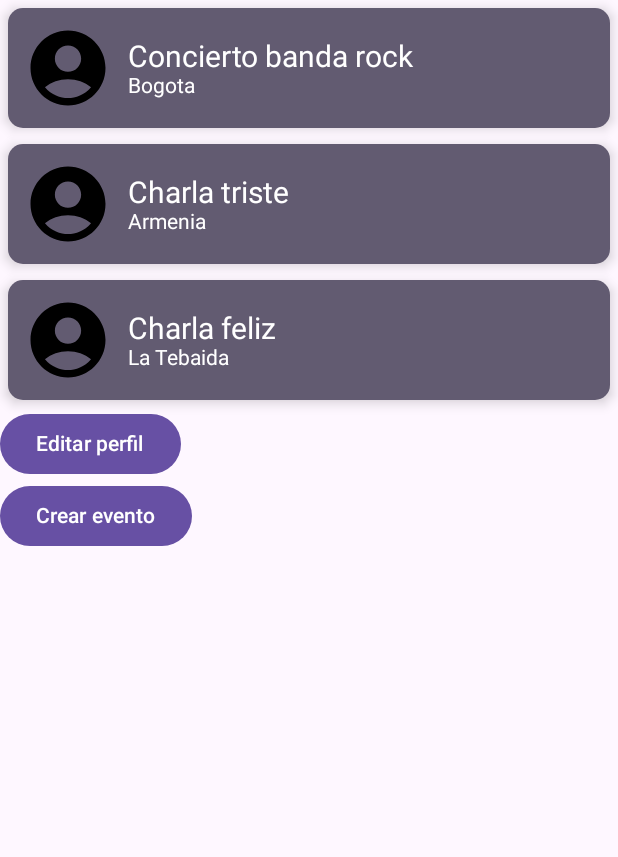
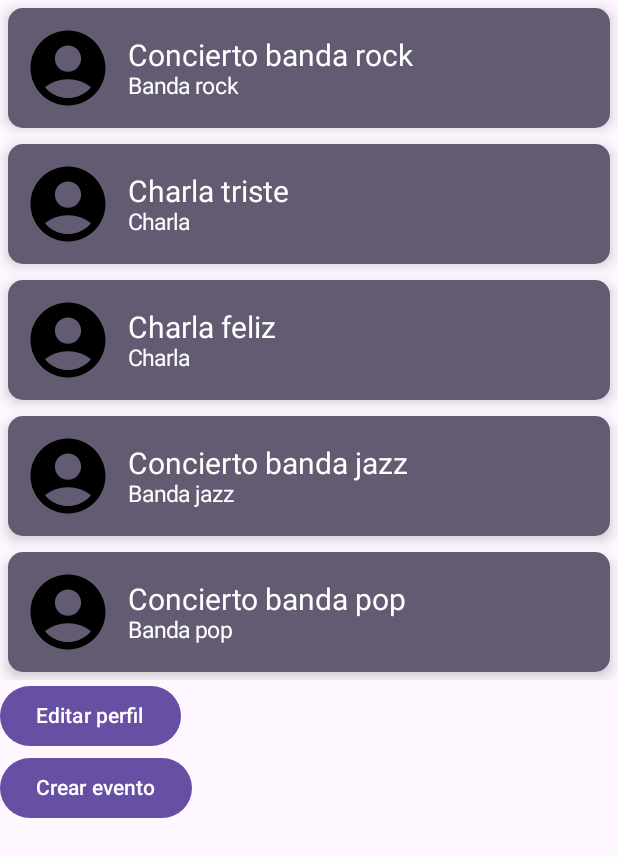
Before and after one commit to Matthub05/UniEventos, an Android app built with Jetpack Compose: the HomeScreen screen opened through its navigation route, on a phone screen of 412 x 824 dp. Shown: the top 857 px of the screen. Run offline under Robolectric (Android 15) with nearby library versions, the phone set to English and light mode, and no system bars; missing, so only their content is drawn: UniEventosTheme.

Commit message:
Add view models for Events and Users

```diff
--- a/app/src/main/java/com/example/unieventos/MainActivity.kt
+++ b/app/src/main/java/com/example/unieventos/MainActivity.kt
@@ -4,17 +4,27 @@ import android.os.Bundle
 import androidx.activity.ComponentActivity
 import androidx.activity.compose.setContent
 import androidx.activity.enableEdgeToEdge
+import androidx.activity.viewModels
 import com.example.unieventos.ui.navigation.Navigation
 import com.example.unieventos.ui.theme.UniEventosTheme
+import com.example.unieventos.viewmodel.EventsViewModel
+import com.example.unieventos.viewmodel.UsersViewModel
 
 class MainActivity : ComponentActivity() {
+
+    private val eventsviewModel: EventsViewModel by viewModels()
+    private val usersViewModel: UsersViewModel by viewModels()
+
     override fun onCreate(savedInstanceState: Bundle?) {
         super.onCreate(savedInstanceState)
         enableEdgeToEdge()
         setContent {
 
             UniEventosTheme {
-                Navigation()
+                Navigation(
+                    eventsViewModel = eventsviewModel,
+                    usersViewModel = usersViewModel
+                )
             }
 
         }
--- /dev/null
+++ b/app/src/main/java/com/example/unieventos/models/Event.kt
@@ -0,0 +1,9 @@
+package com.example.unieventos.models
+
+data class Event(
+    val id: String,
+    val title: String,
+    val description: String,
+    val artist: String,
+    val category: String,
+)
--- /dev/null
+++ b/app/src/main/java/com/example/unieventos/models/Role.kt
@@ -0,0 +1,5 @@
+package com.example.unieventos.models
+
+enum class Role {
+    CLIENT, ADMIN
+}
--- /dev/null
+++ b/app/src/main/java/com/example/unieventos/models/User.kt
@@ -0,0 +1,12 @@
+package com.example.unieventos.models
+
+data class User(
+    val id: String,
+    val cedula: String,
+    val nombre: String,
+    val direccion: String,
+    val telefono: String,
+    val correo: String,
+    val contrasena: String,
+    val role: Role
+)
--- a/app/src/main/java/com/example/unieventos/ui/components/ItemEvento.kt
+++ b/app/src/main/java/com/example/unieventos/ui/components/ItemEvento.kt
@@ -21,11 +21,11 @@ import androidx.compose.ui.Modifier
 import androidx.compose.ui.graphics.Color
 import androidx.compose.ui.unit.dp
 import androidx.compose.ui.unit.sp
+import com.example.unieventos.models.Event
 
 @Composable
 fun ItemEvento(
-    nombre: String,
-    ciudad: String,
+    event: Event,
     color: Color = MaterialTheme.colorScheme.secondary,
     onNavigateToEventDetail: (String) -> Unit
 ) {
@@ -41,7 +41,7 @@ fun ItemEvento(
 
         Row (
             modifier = Modifier.padding(10.dp)
-                .clickable { onNavigateToEventDetail(nombre) },
+                .clickable { onNavigateToEventDetail(event.id) },
             verticalAlignment = Alignment.CenterVertically
         ) {
 
@@ -56,8 +56,8 @@ fun ItemEvento(
             Spacer(modifier = Modifier.width(10.dp))
 
             Column {
-                Text(text = nombre, fontSize = 20.sp)
-                Text(text = ciudad)
+                Text(text = event.title, fontSize = 20.sp)
+                Text(text = event.artist, fontSize = 15.sp)
             }
 
         }
--- a/app/src/main/java/com/example/unieventos/ui/navigation/Navigation.kt
+++ b/app/src/main/java/com/example/unieventos/ui/navigation/Navigation.kt
@@ -11,9 +11,14 @@ import com.example.unieventos.ui.screens.HomeScreen
 import com.example.unieventos.ui.screens.NewLoginScreen
 import com.example.unieventos.ui.screens.ProfileEditScreen
 import com.example.unieventos.ui.screens.SignUpScreen
+import com.example.unieventos.viewmodel.EventsViewModel
+import com.example.unieventos.viewmodel.UsersViewModel
 
 @Composable
-fun Navigation() {
+fun Navigation(
+    eventsViewModel: EventsViewModel,
+    usersViewModel: UsersViewModel,
+) {
 
     val navController = rememberNavController()
 
@@ -24,6 +29,7 @@ fun Navigation() {
 
         composable<RouteScreen.Login> {
             NewLoginScreen(
+                usersViewModel = usersViewModel,
                 onNavigateToHome = { navController.navigate(RouteScreen.Home){
                     popUpTo(0){
                         inclusive = true
@@ -37,6 +43,7 @@ fun Navigation() {
 
         composable<RouteScreen.Home> {
             HomeScreen(
+                eventsViewModel = eventsViewModel,
                 onNavigateToProfileEdit = { navController.navigate(RouteScreen.ProfileEdit)},
                 onNavigateToCreateEvent = { navController.navigate(RouteScreen.CreateEventScreen) },
                 onNavigateToEventDetail = { eventId ->
--- a/app/src/main/java/com/example/unieventos/ui/screens/HomeScreen.kt
+++ b/app/src/main/java/com/example/unieventos/ui/screens/HomeScreen.kt
@@ -1,49 +1,37 @@
 package com.example.unieventos.ui.screens
 
 import androidx.compose.foundation.layout.Column
-import androidx.compose.foundation.layout.fillMaxSize
-import androidx.compose.foundation.layout.padding
-import androidx.compose.foundation.rememberScrollState
-import androidx.compose.foundation.verticalScroll
+import androidx.compose.foundation.layout.PaddingValues
+import androidx.compose.foundation.lazy.LazyColumn
+import androidx.compose.foundation.lazy.items
 import androidx.compose.material3.Button
 import androidx.compose.material3.Scaffold
 import androidx.compose.material3.Text
 import androidx.compose.runtime.Composable
+import androidx.compose.runtime.collectAsState
 import androidx.compose.ui.Modifier
 import androidx.compose.ui.res.stringResource
 import com.example.unieventos.R
+import com.example.unieventos.models.Event
 import com.example.unieventos.ui.components.ItemEvento
+import com.example.unieventos.viewmodel.EventsViewModel
 
 @Composable
 fun HomeScreen(
+    eventsViewModel: EventsViewModel,
     onNavigateToProfileEdit: () -> Unit,
     onNavigateToCreateEvent: () -> Unit,
     onNavigateToEventDetail: (String) -> Unit
 ) {
 
+    val events = eventsViewModel.event.collectAsState()
+
     Scaffold { paddingValues ->
 
-        Column (modifier = Modifier
-            .fillMaxSize()
-            .padding(paddingValues)
-            .verticalScroll(rememberScrollState())
-        ) {
-
-            ItemEvento(
-                nombre = "Concierto banda rock",
-                ciudad = "Bogota",
-                onNavigateToEventDetail = onNavigateToEventDetail
-            )
-
-            ItemEvento(
-                nombre = "Charla triste",
-                ciudad = "Armenia",
-                onNavigateToEventDetail = onNavigateToEventDetail
-            )
-
-            ItemEvento(
-                nombre = "Charla feliz",
-                ciudad = "La Tebaida",
+        Column {
+            ListEvents(
+                events = events.value,
+                paddingValues = paddingValues,
                 onNavigateToEventDetail = onNavigateToEventDetail
             )
 
@@ -55,5 +43,27 @@ fun HomeScreen(
                 Text(text = stringResource(id = R.string.btn_crear_evento))
             }
         }
+
     }
 }
+
+@Composable
+fun ListEvents(
+    events: List<Event>,
+    paddingValues: PaddingValues,
+    onNavigateToEventDetail: (String) -> Unit
+) {
+    LazyColumn (
+        modifier = Modifier,
+        contentPadding = paddingValues
+    ) {
+
+        items( events ) { event ->
+            ItemEvento(
+                event = event,
+                onNavigateToEventDetail = onNavigateToEventDetail
+            )
+        }
+
+    }
+}
--- a/app/src/main/java/com/example/unieventos/ui/screens/NewLoginScreen.kt
+++ b/app/src/main/java/com/example/unieventos/ui/screens/NewLoginScreen.kt
@@ -35,9 +35,11 @@ import androidx.compose.ui.text.input.KeyboardType
 import androidx.compose.ui.unit.dp
 import com.example.unieventos.R
 import com.example.unieventos.ui.components.TextFieldForm
+import com.example.unieventos.viewmodel.UsersViewModel
 
 @Composable
 fun NewLoginScreen(
+    usersViewModel: UsersViewModel,
     onNavigateToHome: () -> Unit,
     onNavigateToSignUp: () -> Unit,
     onNavigateToForgotPassword: () -> Unit
@@ -52,7 +54,7 @@ fun NewLoginScreen(
                 .fillMaxSize()
         ) {
 
-            LoginForm(padding, context, onNavigateToHome, onNavigateToSignUp)
+            LoginForm(padding, context, usersViewModel, onNavigateToHome, onNavigateToSignUp)
 
             Text(
                 text = stringResource(id = R.string.label_recuperar_contrasenia),
@@ -74,11 +76,13 @@ fun NewLoginScreen(
 fun LoginForm(
     padding: PaddingValues,
     context: Context,
+    usersViewModel: UsersViewModel,
     onNavigateToHome: () -> Unit,
     onNavigateToSignUp: () -> Unit
 ) {
     var email by remember { mutableStateOf("") }
     var password by remember { mutableStateOf("") }
+    val credencialesIncorrectasMessage = stringResource(id = R.string.info_credenciales_incorrectas)
 
     Column(
         modifier = Modifier
@@ -115,10 +119,13 @@ fun LoginForm(
         Button(
             modifier = Modifier.width(200.dp),
             onClick = {
-                if (email == "root" && password == "root") {
+
+                val user = usersViewModel.loginUser(email, password)
+
+                if (user != null) {
                     onNavigateToHome()
                 } else {
-                    Toast.makeText(context, "Credenciales incorrectas", Toast.LENGTH_SHORT).show()
+                    Toast.makeText(context, credencialesIncorrectasMessage, Toast.LENGTH_SHORT).show()
                 }
             }
         ) {
--- /dev/null
+++ b/app/src/main/java/com/example/unieventos/viewmodel/EventsViewModel.kt
@@ -0,0 +1,74 @@
+package com.example.unieventos.viewmodel
+
+import androidx.lifecycle.ViewModel
+import com.example.unieventos.models.Event
+import kotlinx.coroutines.flow.MutableStateFlow
+import kotlinx.coroutines.flow.StateFlow
+import kotlinx.coroutines.flow.asStateFlow
+
+class EventsViewModel:ViewModel() {
+
+    private val _event = MutableStateFlow( emptyList<Event>() )
+    val event: StateFlow< List<Event> > = _event.asStateFlow()
+
+    init {
+        _event.value = getEvents()
+    }
+
+    fun createEvent(event: Event) {
+        _event.value += event
+    }
+
+    fun deleteEvent(event: Event) {
+        _event.value -= event
+    }
+
+    fun getEventById(id: String): Event? {
+        return _event.value.find { it.id == id }
+    }
+
+    fun searchEvents(query: String): List<Event> {
+        return _event.value.filter { it.title.contains(query, ignoreCase = true) }
+    }
+
+    private fun getEvents(): List<Event> {
+        return listOf(
+            Event(
+                id = "1",
+                title = "Concierto banda rock",
+                description = "Concierto",
+                artist = "Banda rock",
+                category = "Concierto"
+            ),
+            Event(
+                id = "2",
+                title = "Charla triste",
+                description = "Charla",
+                artist = "Charla",
+                category = "Charla"
+            ),
+            Event(
+                id = "3",
+                title = "Charla feliz",
+                description = "Charla",
+                artist = "Charla",
+                category = "Charla"
+            ),
+            Event(
+                id = "4",
+                title = "Concierto banda jazz",
+                description = "Concierto",
+                artist = "Banda jazz",
+                category = "Concierto"
+            ),
+            Event(
+                id = "5",
+                title = "Concierto banda pop",
+                description = "Concierto",
+                artist = "Banda pop",
+                category = "Concierto"
+            )
+        )
+    }
+
+}
--- /dev/null
+++ b/app/src/main/java/com/example/unieventos/viewmodel/UsersViewModel.kt
@@ -0,0 +1,83 @@
+package com.example.unieventos.viewmodel
+
+import androidx.lifecycle.ViewModel
+import com.example.unieventos.models.Role
+import com.example.unieventos.models.User
+import kotlinx.coroutines.flow.MutableStateFlow
+import kotlinx.coroutines.flow.StateFlow
+import kotlinx.coroutines.flow.asStateFlow
+
+class UsersViewModel: ViewModel() {
+
+    private val _users = MutableStateFlow( emptyList<User>() )
+    val users: StateFlow< List<User> > = _users.asStateFlow()
+
+    init {
+        _users.value = getUsers()
+    }
+
+    fun getUserById(id: String): User? {
+        return _users.value.find { it.id == id }
+    }
+
+    fun getUserByCedula(cedula: String): User? {
+        return _users.value.find { it.cedula == cedula }
+    }
+
+    fun getUserByCorreo(correo: String): User? {
+        return _users.value.find { it.correo == correo }
+    }
+
+    fun createUser(user: User) {
+        _users.value += user
+    }
+
+    fun loginUser(correo: String, contrasena: String): User? {
+        return _users.value.find { it.correo == correo && it.contrasena == contrasena }
+    }
+
+    private fun getUsers(): List<User> {
+        return listOf(
+            User(
+                id = "0",
+                cedula = "0",
+                nombre = "Admin",
+                direccion = "Calle 0",
+                telefono = "0",
+                correo = "root",
+                contrasena = "root",
+                role = Role.ADMIN
+            ),
+            User(
+                id = "1",
+                cedula = "123456789",
+                nombre = "Mateo",
+                direccion = "Calle 123",
+                telefono = "123456789",
+                correo = "keyser.soze@spacey.com",
+                contrasena = "123456",
+                role = Role.CLIENT
+            ),
+            User(
+                id = "2",
+                cedula = "987654321",
+                nombre = "Juan",
+                direccion = "Calle 321",
+                telefono = "987654321",
+                correo = "william.henry.harrison@example-pet-store.com",
+                contrasena = "654321",
+                role = Role.ADMIN
+            ),
+            User(
+                id = "3",
+                cedula = "111111111",
+                nombre = "Pedro",
+                direccion = "Calle 999",
+                telefono = "111111111",
+                correo = "jhon.doe@example-pet-store.com",
+                contrasena = "111111",
+                role = Role.CLIENT
+            )
+        )
+    }
+}
```
